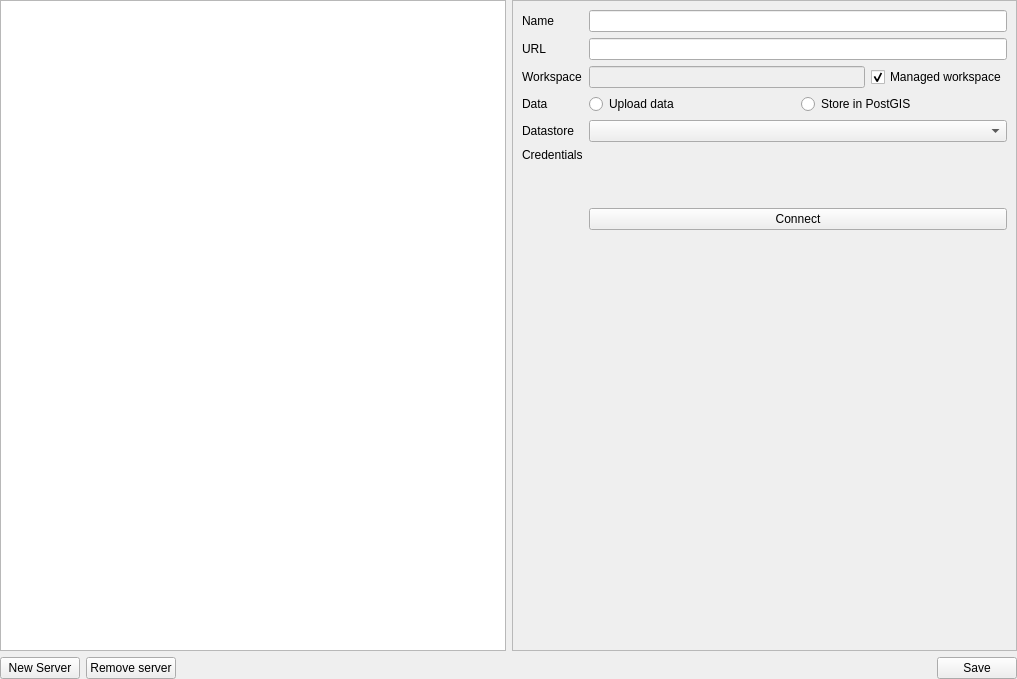
Qt form geocatbridge/ui/serverconnectionswidget.ui (GeoCat/qgis-bridge-plugin) before a commit.
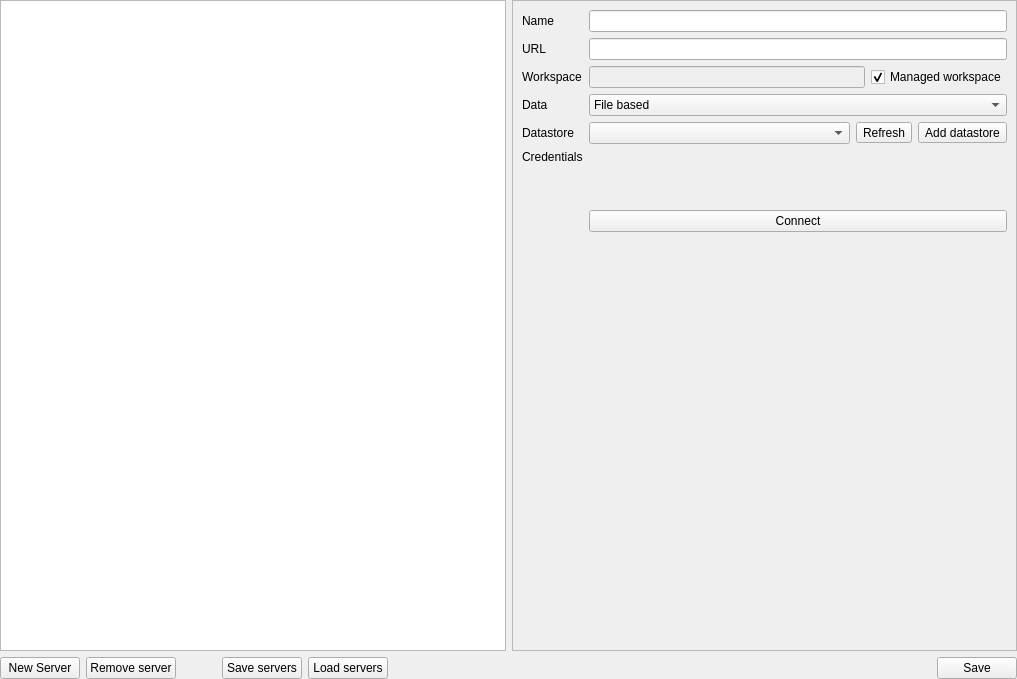
The same form after that commit. Custom widgets are drawn as their Qt base class.

Commit message: allow importing into postgis through geoserver

```diff
--- a/geocatbridge/ui/serverconnectionswidget.ui
+++ b/geocatbridge/ui/serverconnectionswidget.ui
@@ -245,28 +245,24 @@
            <item row="1" column="2" colspan="2">
             <widget class="QLineEdit" name="txtGeoserverUrl"/>
            </item>
-           <item row="5" column="2" colspan="2">
-            <layout class="QHBoxLayout" name="horizontalLayout_5">
-             <item>
-              <widget class="QRadioButton" name="radioUploadData">
-               <property name="text">
-                <string>Upload data</string>
-               </property>
-              </widget>
-             </item>
-             <item>
-              <widget class="QRadioButton" name="radioStoreInPostgis">
-               <property name="text">
-                <string>Store in PostGIS</string>
-               </property>
-              </widget>
-             </item>
-            </layout>
-           </item>
            <item row="6" column="2" colspan="2">
             <layout class="QHBoxLayout" name="horizontalLayout_6">
              <item>
-              <widget class="QComboBox" name="comboDatastore"/>
+              <widget class="QComboBox" name="comboGeoserverDatabase"/>
+             </item>
+             <item>
+              <widget class="QToolButton" name="btnRefreshDatabases">
+               <property name="text">
+                <string>Refresh</string>
+               </property>
+              </widget>
+             </item>
+             <item>
+              <widget class="QToolButton" name="btnAddDatastore">
+               <property name="text">
+                <string>Add datastore</string>
+               </property>
+              </widget>
              </item>
             </layout>
            </item>
@@ -277,6 +273,25 @@
              </property>
             </widget>
            </item>
+           <item row="5" column="2" colspan="2">
+            <widget class="QComboBox" name="comboGeoserverDataStorage">
+             <item>
+              <property name="text">
+               <string>File based</string>
+              </property>
+             </item>
+             <item>
+              <property name="text">
+               <string>Import into a PostGIS DB (import handled by Bridge)</string>
+              </property>
+             </item>
+             <item>
+              <property name="text">
+               <string>Import into a PostGIS DB (import handled by GeoServer)</string>
+              </property>
+             </item>
+            </widget>
+           </item>
           </layout>
          </item>
         </layout>
@@ -715,6 +730,36 @@
        </property>
       </widget>
      </item>
+     <item>
+      <spacer name="horizontalSpacer_3">
+       <property name="orientation">
+        <enum>Qt::Horizontal</enum>
+       </property>
+       <property name="sizeType">
+        <enum>QSizePolicy::Fixed</enum>
+       </property>
+       <property name="sizeHint" stdset="0">
+        <size>
+         <width>40</width>
+         <height>20</height>
+        </size>
+       </property>
+      </spacer>
+     </item>
+     <item>
+      <widget class="QPushButton" name="btnSaveServers">
+       <property name="text">
+        <string>Save servers</string>
+       </property>
+      </widget>
+     </item>
+     <item>
+      <widget class="QPushButton" name="btnLoadServers">
+       <property name="text">
+        <string>Load servers</string>
+       </property>
+      </widget>
+     </item>
      <item>
       <spacer name="horizontalSpacer">
        <property name="orientation">
```
Left out of the diff: 4 changed lines with no effect on the pictures. The commit also changes 4 other files.
